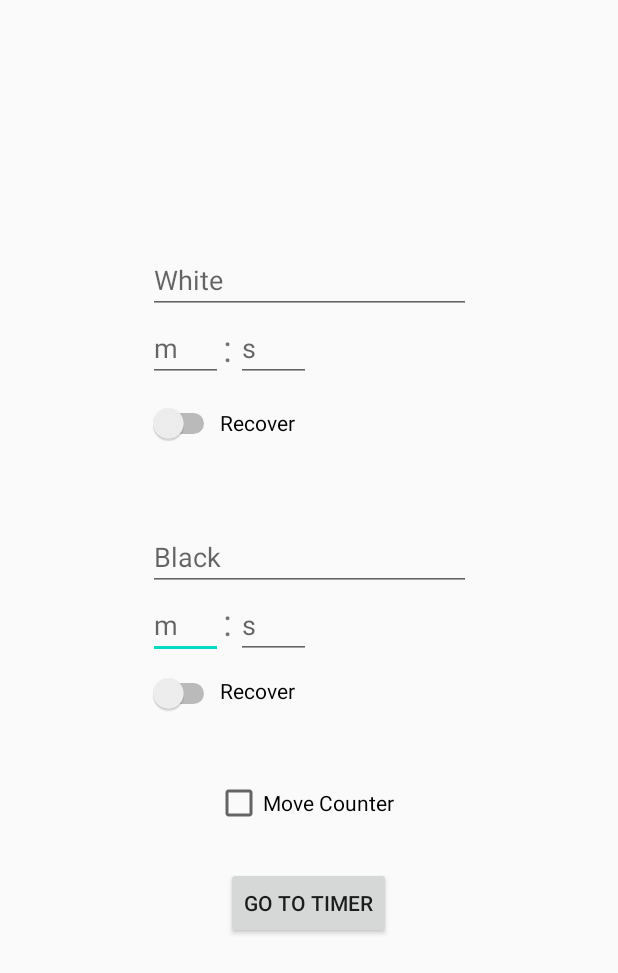
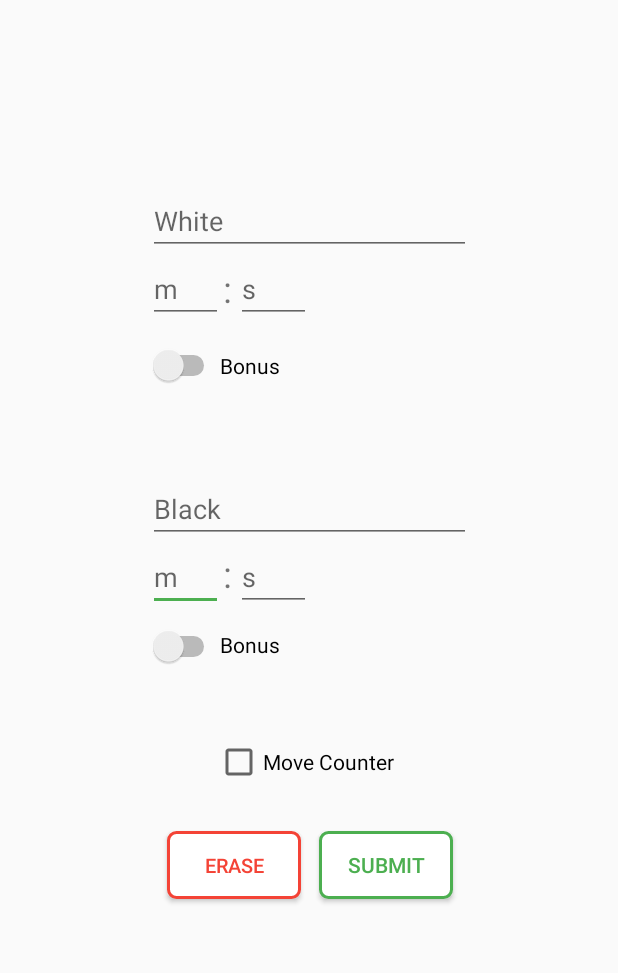
Before and after one commit to xdelu02/A, an Android app: the timerDatas screen opened directly, with no data from a screen before it, on a phone screen of 412 x 824 dp. Shown: the top 973 px of the screen. Run offline under Robolectric (Android 15) with nearby library versions, the light colour scheme and no system bars.

Commit message:
Added erase btn.

```diff
--- a/app/src/main/java/com/example/chessTimer/timerDatas.java
+++ b/app/src/main/java/com/example/chessTimer/timerDatas.java
@@ -101,6 +101,19 @@ public class timerDatas extends AppCompatActivity {
             @Override
             public void onCheckedChanged(CompoundButton buttonView, boolean isChecked) {
                 contaMosse = isChecked;
+            }
+        });
+
+        //Btn erase
+        final Button eraseBtn = findViewById(R.id.eraseBtn);
+        eraseBtn.setOnClickListener(new View.OnClickListener() {
+            @Override
+            public void onClick(View v) {
+                clearAllFilds();
+
+                recoverSwitchWhite.setChecked(false);
+                recoverSwitchBlack.setChecked(false);
+                moveCounterCheckBox.setChecked(false);
             }
         });
     }
@@ -294,4 +307,16 @@ public class timerDatas extends AppCompatActivity {
         if(rBEditText.length() > 2)
             throw new myException("Length grater than 2", 6);
     }
+
+    //clear all filds
+    private void clearAllFilds() {
+        nWEditText.setText("");
+        mWEditText.setText("");
+        sWEditText.setText("");
+        rWEditText.setText("");
+        nBEditText.setText("");
+        mBEditText.setText("");
+        sBEditText.setText("");
+        rBEditText.setText("");
+    }
 }
--- /dev/null
+++ b/app/src/main/res/drawable/btn_bg_erase.xml
@@ -0,0 +1,19 @@
+<?xml version="1.0" encoding="utf-8"?>
+<shape xmlns:android="http://schemas.android.com/apk/res/android" android:shape="rectangle" >
+    <corners
+        android:radius="5dp"
+        />
+    <solid
+        android:color="#FFFFFF"
+        />
+    <padding
+        android:left="1dp"
+        android:top="1dp"
+        android:right="1dp"
+        android:bottom="1dp"
+        />
+    <stroke
+        android:width="2dp"
+        android:color="#F44336"
+        />
+</shape>
--- /dev/null
+++ b/app/src/main/res/drawable/btn_bg_submit.xml
@@ -0,0 +1,19 @@
+<?xml version="1.0" encoding="utf-8"?>
+<shape xmlns:android="http://schemas.android.com/apk/res/android" android:shape="rectangle" >
+    <corners
+        android:radius="5dp"
+        />
+    <solid
+        android:color="#FFFFFF"
+        />
+    <padding
+        android:left="1dp"
+        android:top="1dp"
+        android:right="1dp"
+        android:bottom="1dp"
+        />
+    <stroke
+        android:width="2dp"
+        android:color="#4CAF50"
+        />
+</shape>
--- a/app/src/main/res/layout/activity_timer_datas.xml
+++ b/app/src/main/res/layout/activity_timer_datas.xml
@@ -124,21 +124,27 @@
 
     <Button
         android:id="@+id/goToTimerBtn"
-        android:layout_width="wrap_content"
-        android:layout_height="wrap_content"
-        android:text="@string/go_to_timer"
+        android:layout_width="89dp"
+        android:layout_height="45dp"
+        android:background="@drawable/btn_bg_submit"
+
+        android:text="@string/submit"
+
+        android:textColor="#4CAF50"
+
         app:layout_constraintBottom_toBottomOf="parent"
         app:layout_constraintEnd_toEndOf="parent"
-        app:layout_constraintHorizontal_bias="0.498"
+        app:layout_constraintHorizontal_bias="0.66"
         app:layout_constraintStart_toStartOf="parent"
         app:layout_constraintTop_toBottomOf="@+id/moveCounterCheckBox"
-        app:layout_constraintVertical_bias="0.120000005" />
+        app:layout_constraintVertical_bias="0.119" />
 
     <EditText
         android:id="@+id/nameWhite"
         android:layout_width="wrap_content"
         android:layout_height="wrap_content"
         android:width="215dp"
+        android:autofillHints=""
         android:ems="10"
         android:hint="@string/white"
         android:inputType="textPersonName"
@@ -146,8 +152,7 @@
         app:layout_constraintEnd_toEndOf="parent"
         app:layout_constraintStart_toStartOf="parent"
         app:layout_constraintTop_toTopOf="parent"
-        app:layout_constraintVertical_bias="0.211"
-        android:autofillHints="" />
+        app:layout_constraintVertical_bias="0.16000003" />
 
     <EditText
         android:id="@+id/minuteWhite"
@@ -221,6 +226,7 @@
         android:id="@+id/moveCounterCheckBox"
         android:layout_width="wrap_content"
         android:layout_height="wrap_content"
+        android:checked="false"
         android:text="@string/move_counter"
         app:layout_constraintBottom_toBottomOf="parent"
         app:layout_constraintEnd_toEndOf="parent"
@@ -229,4 +235,21 @@
         app:layout_constraintTop_toBottomOf="@+id/recoverBlack"
         app:layout_constraintVertical_bias="0.120000005" />
 
+    <Button
+        android:id="@+id/eraseBtn"
+        android:layout_width="89dp"
+        android:layout_height="45dp"
+        android:background="@drawable/btn_bg_erase"
+
+        android:text="@string/erase"
+        android:textColor="#F44336"
+        android:textSize="13sp"
+
+        app:layout_constraintBottom_toBottomOf="@+id/goToTimerBtn"
+        app:layout_constraintEnd_toStartOf="@+id/goToTimerBtn"
+        app:layout_constraintHorizontal_bias="0.9"
+        app:layout_constraintStart_toStartOf="parent"
+        app:layout_constraintTop_toTopOf="@+id/goToTimerBtn"
+        app:layout_constraintVertical_bias="0.0" />
+
 </androidx.constraintlayout.widget.ConstraintLayout>
--- a/app/src/main/res/values/colors.xml
+++ b/app/src/main/res/values/colors.xml
@@ -2,5 +2,6 @@
 <resources>
     <color name="colorPrimary">#6200EE</color>
     <color name="colorPrimaryDark">#3700B3</color>
-    <color name="colorAccent">#03DAC5</color>
+    <color name="colorAccent">#4CAF50</color>
+    <color name="colorError">#F44336</color>
 </resources>
--- a/app/src/main/res/values/strings.xml
+++ b/app/src/main/res/values/strings.xml
@@ -6,12 +6,14 @@
     <string name="play">play_img</string>
     <string name="pause">pause_img</string>
     <string name="restart">restart_img</string>
-    <string name="recover">Recover</string>
+    <string name="recover">Bonus</string>
     <string name="move_counter">Move Counter</string>
     <string name="s">s</string>
     <string name="m">m</string>
     <string name="white">White</string>
     <string name="go_to_timer">go to timer</string>
+    <string name="submit">submit</string>
     <string name="black">Black</string>
     <string name="duobleDot">:</string>
+    <string name="erase">erase</string>
 </resources>
--- a/app/src/main/res/values/styles.xml
+++ b/app/src/main/res/values/styles.xml
@@ -8,4 +8,8 @@
         <item name="colorAccent">@color/colorAccent</item>
     </style>
 
+    <style name="ErrorTheme" >
+        <item name="colorAccent">@color/colorError</item>
+    </style>
+
 </resources>
```
Also changed, not shown: 1 other file.
